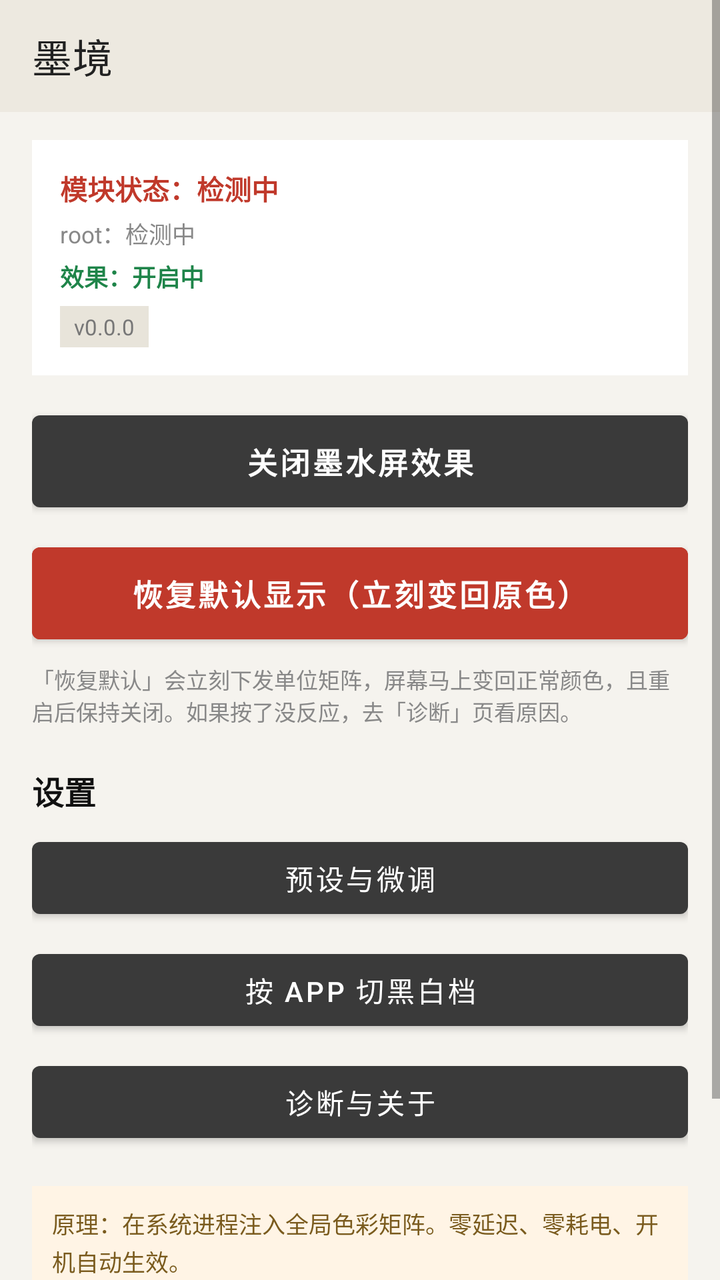
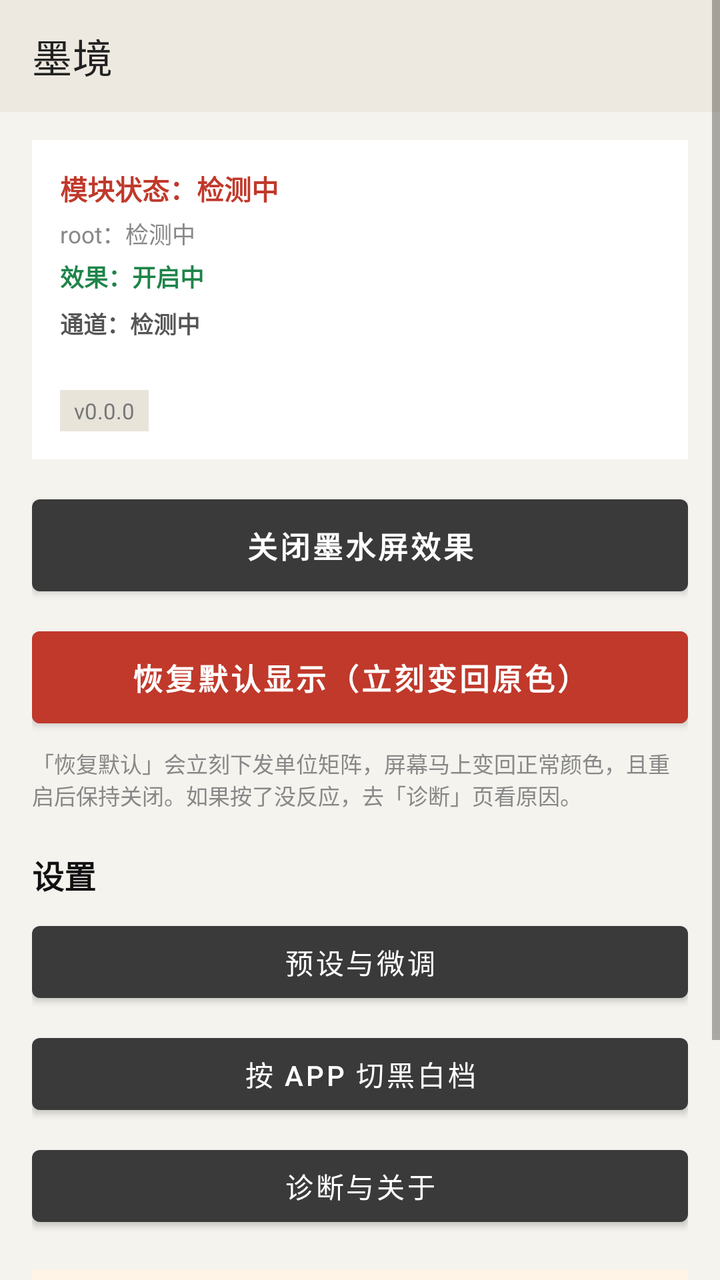

An Android layout rendered at two revisions. The XML below is the earlier revision; the diff shows what the commit changed to produce the second picture.
<!-- AndroidManifest.xml: application theme Theme.Inkwell -->
<!-- res/layout/activity_main.xml -->
<?xml version="1.0" encoding="utf-8"?>
<ScrollView xmlns:android="http://schemas.android.com/apk/res/android"
    xmlns:app="http://schemas.android.com/apk/res-auto"
    android:layout_width="match_parent"
    android:layout_height="match_parent"
    android:background="#F5F3EE"
    android:fillViewport="true">

    <LinearLayout
        android:layout_width="match_parent"
        android:layout_height="wrap_content"
        android:orientation="vertical"
        android:paddingBottom="24dp">

        
        <com.google.android.material.appbar.MaterialToolbar
            android:id="@+id/toolbar"
            android:layout_width="match_parent"
            android:layout_height="?attr/actionBarSize"
            android:background="#EDE9E0"
            android:fitsSystemWindows="true"
            app:title="墨境"
            app:titleTextColor="#222222" />

        <LinearLayout
            android:layout_width="match_parent"
            android:layout_height="wrap_content"
            android:orientation="vertical"
            android:paddingStart="16dp"
            android:paddingEnd="16dp"
            android:paddingTop="14dp">

            
            <LinearLayout
                android:layout_width="match_parent"
                android:layout_height="wrap_content"
                android:background="#FFFFFF"
                android:orientation="vertical"
                android:padding="14dp">

                <TextView
                    android:id="@+id/tvModule"
                    android:layout_width="match_parent"
                    android:layout_height="wrap_content"
                    android:text="模块状态：检测中"
                    android:textColor="#C0392B"
                    android:textSize="13.5sp"
                    android:textStyle="bold" />

                <TextView
                    android:id="@+id/tvRoot"
                    android:layout_width="match_parent"
                    android:layout_height="wrap_content"
                    android:layout_marginTop="4dp"
                    android:text="root：检测中"
                    android:textColor="#888888"
                    android:textSize="11.5sp" />

                <TextView
                    android:id="@+id/tvState"
                    android:layout_width="match_parent"
                    android:layout_height="wrap_content"
                    android:layout_marginTop="4dp"
                    android:text="效果：开启中"
                    android:textColor="#1E8449"
                    android:textSize="12sp"
                    android:textStyle="bold" />

                <TextView
                    android:id="@+id/tvVersion"
                    android:layout_width="wrap_content"
                    android:layout_height="wrap_content"
                    android:layout_marginTop="6dp"
                    android:background="#E8E4DA"
                    android:paddingStart="7dp"
                    android:paddingEnd="7dp"
                    android:paddingTop="3dp"
                    android:paddingBottom="3dp"
                    android:text="v0.0.0"
                    android:textColor="#777777"
                    android:textSize="11sp" />
            </LinearLayout>

            
            <Button
                android:id="@+id/btnToggle"
                android:layout_width="match_parent"
                android:layout_height="wrap_content"
                android:layout_marginTop="14dp"
                android:paddingTop="12dp"
                android:paddingBottom="12dp"
                android:text="关闭墨水屏效果"
                android:textSize="15sp"
                android:textStyle="bold" />

            <Button
                android:id="@+id/btnRestore"
                android:layout_width="match_parent"
                android:layout_height="wrap_content"
                android:layout_marginTop="8dp"
                android:backgroundTint="#C0392B"
                android:paddingTop="12dp"
                android:paddingBottom="12dp"
                android:text="恢复默认显示（立刻变回原色）"
                android:textColor="#FFFFFF"
                android:textSize="15sp"
                android:textStyle="bold" />

            <TextView
                android:layout_width="match_parent"
                android:layout_height="wrap_content"
                android:layout_marginTop="6dp"
                android:text="「恢复默认」会立刻下发单位矩阵，屏幕马上变回正常颜色，且重启后保持关闭。如果按了没反应，去「诊断」页看原因。"
                android:textColor="#888888"
                android:textSize="11sp" />

            
            <TextView
                android:layout_width="match_parent"
                android:layout_height="wrap_content"
                android:layout_marginTop="20dp"
                android:text="设置"
                android:textColor="#111111"
                android:textSize="16sp"
                android:textStyle="bold" />

            <Button
                android:id="@+id/btnPreset"
                android:layout_width="match_parent"
                android:layout_height="wrap_content"
                android:layout_marginTop="8dp"
                android:text="预设与微调" />

            <Button
                android:id="@+id/btnRules"
                android:layout_width="match_parent"
                android:layout_height="wrap_content"
                android:layout_marginTop="8dp"
                android:text="按 App 切黑白档" />

            <Button
                android:id="@+id/btnDiag"
                android:layout_width="match_parent"
                android:layout_height="wrap_content"
                android:layout_marginTop="8dp"
                android:text="诊断与关于" />

            <TextView
                android:layout_width="match_parent"
                android:layout_height="wrap_content"
                android:layout_marginTop="18dp"
                android:background="#FFF4E5"
                android:padding="10dp"
                android:text="原理：在系统进程注入全局色彩矩阵。零延迟、零耗电、开机自动生效。\n\n局限：矩阵只能做线性变换（饱和度/对比/白黑位）。色阶量化、抖动、滤光网格是非线性的，需另走 GPU shader 方案。"
                android:textColor="#7A5B1E"
                android:textSize="11.5sp"
                android:lineSpacingExtra="2dp" />
        </LinearLayout>
    </LinearLayout>
</ScrollView>
<!-- resources referenced by this layout -->
<resources>
  <style name="Theme.Inkwell" parent="Theme.MaterialComponents.DayNight.NoActionBar">
          <item name="colorPrimary">@color/colorPrimary</item>
          <item name="colorPrimaryDark">@color/colorPrimaryDark</item>
          <item name="colorAccent">@color/colorAccent</item>
          <item name="android:windowLightStatusBar" tools:targetApi="23">true</item>
      </style>
  <color name="colorPrimary">#3A3A3A</color>
  <color name="colorPrimaryDark">#1C1C1C</color>
  <color name="colorAccent">#5B7F6B</color>
</resources>

<!-- the commit's change to res/layout/activity_main.xml (unified diff, before → after) -->
@@ -65,6 +65,34 @@
                     android:textColor="#1E8449"
                     android:textSize="12sp"
                     android:textStyle="bold" />
+
+                <TextView
+                    android:id="@+id/tvEngine"
+                    android:layout_width="match_parent"
+                    android:layout_height="wrap_content"
+                    android:layout_marginTop="6dp"
+                    android:text="通道：检测中"
+                    android:textColor="#555555"
+                    android:textSize="11.5sp"
+                    android:textStyle="bold" />
+
+                <TextView
+                    android:id="@+id/tvEngineDesc"
+                    android:layout_width="match_parent"
+                    android:layout_height="wrap_content"
+                    android:layout_marginTop="4dp"
+                    android:text=""
+                    android:textColor="#888888"
+                    android:textSize="11sp"
+                    android:lineSpacingExtra="2dp" />
+
+                <Button
+                    android:id="@+id/btnEngine"
+                    android:layout_width="match_parent"
+                    android:layout_height="wrap_content"
+                    android:layout_marginTop="8dp"
+                    android:text=""
+                    android:visibility="gone" />
 
                 <TextView
                     android:id="@+id/tvVersion"
